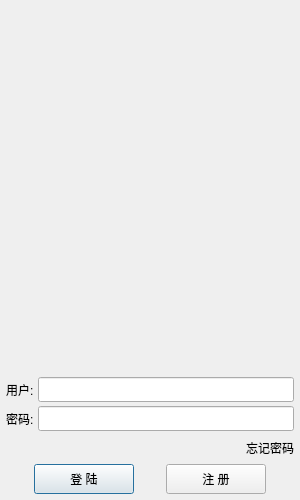
Mushiyuqi/ChatRoom, file ChatRoom/logindialog.ui: the form before one commit.
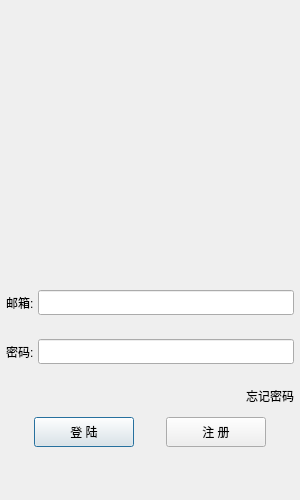
The form after the commit. Icons and pictures are not drawn. Custom widgets are drawn as their Qt base class.

Diff of the .ui file:
```diff
--- a/ChatRoom/logindialog.ui
+++ b/ChatRoom/logindialog.ui
@@ -58,12 +58,18 @@
      <item>
       <widget class="QWidget" name="widget" native="true">
        <layout class="QGridLayout" name="gridLayout">
-        <item row="0" column="0">
-         <widget class="QLabel" name="label">
+        <item row="1" column="0">
+         <widget class="QLabel" name="head_label">
+          <property name="minimumSize">
+           <size>
+            <width>200</width>
+            <height>200</height>
+           </size>
+          </property>
           <property name="maximumSize">
            <size>
-            <width>250</width>
-            <height>341</height>
+            <width>200</width>
+            <height>200</height>
            </size>
           </property>
           <property name="text">
@@ -83,6 +89,22 @@
           </property>
          </widget>
         </item>
+        <item row="0" column="0">
+         <spacer name="verticalSpacer_2">
+          <property name="orientation">
+           <enum>Qt::Orientation::Vertical</enum>
+          </property>
+          <property name="sizeType">
+           <enum>QSizePolicy::Policy::Expanding</enum>
+          </property>
+          <property name="sizeHint" stdset="0">
+           <size>
+            <width>20</width>
+            <height>40</height>
+           </size>
+          </property>
+         </spacer>
+        </item>
        </layout>
       </widget>
      </item>
@@ -98,6 +120,12 @@
      </item>
      <item>
       <layout class="QHBoxLayout" name="horizontalLayout">
+       <property name="topMargin">
+        <number>10</number>
+       </property>
+       <property name="bottomMargin">
+        <number>10</number>
+       </property>
        <item>
         <widget class="QLabel" name="user_label">
          <property name="minimumSize">
@@ -113,7 +141,7 @@
           </size>
          </property>
          <property name="text">
-          <string>用户:</string>
+          <string>邮箱:</string>
          </property>
         </widget>
        </item>
@@ -137,6 +165,12 @@
      </item>
      <item>
       <layout class="QHBoxLayout" name="horizontalLayout_2">
+       <property name="topMargin">
+        <number>10</number>
+       </property>
+       <property name="bottomMargin">
+        <number>10</number>
+       </property>
        <item>
         <widget class="QLabel" name="pass_label">
          <property name="minimumSize">
@@ -177,7 +211,10 @@
      <item>
       <layout class="QHBoxLayout" name="horizontalLayout_3">
        <property name="topMargin">
-        <number>0</number>
+        <number>5</number>
+       </property>
+       <property name="bottomMargin">
+        <number>5</number>
        </property>
        <item>
         <spacer name="horizontalSpacer">
@@ -296,6 +333,22 @@
      </item>
     </layout>
    </item>
+   <item>
+    <spacer name="verticalSpacer">
+     <property name="orientation">
+      <enum>Qt::Orientation::Vertical</enum>
+     </property>
+     <property name="sizeType">
+      <enum>QSizePolicy::Policy::Expanding</enum>
+     </property>
+     <property name="sizeHint" stdset="0">
+      <size>
+       <width>20</width>
+       <height>40</height>
+      </size>
+     </property>
+    </spacer>
+   </item>
   </layout>
  </widget>
  <customwidgets>
```
Left out of the diff: 13 changed lines with no effect on the pictures.
